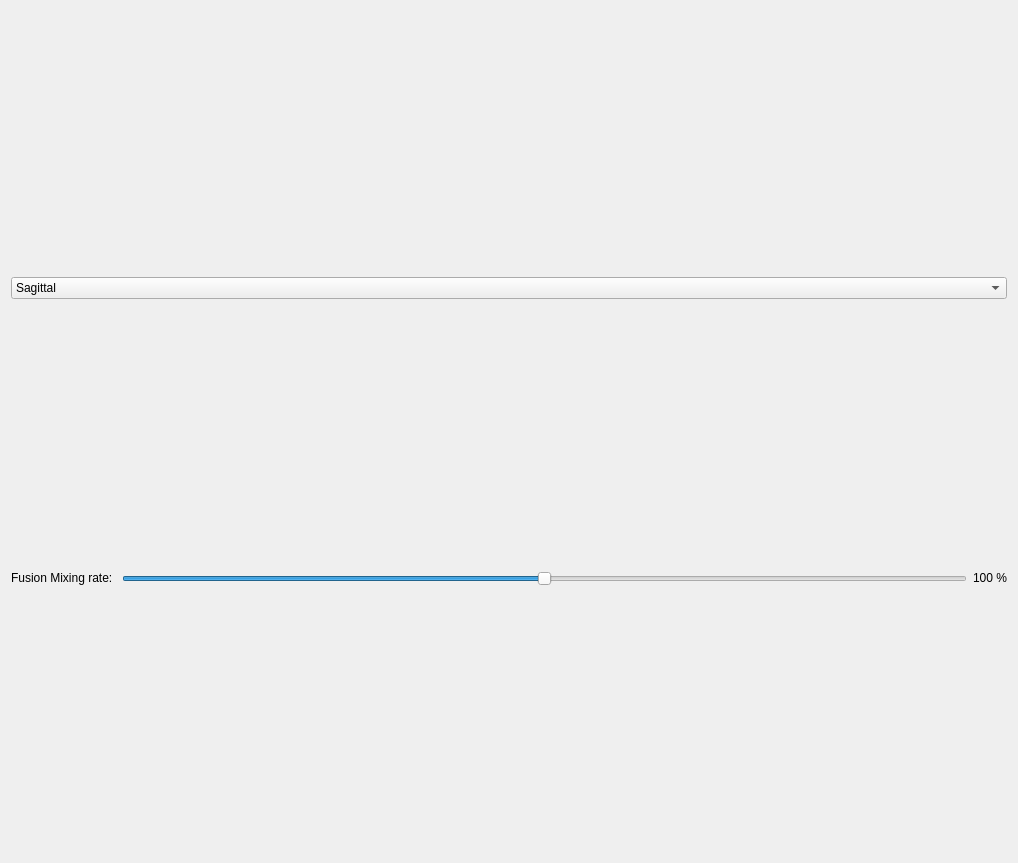
This is python/brainvisa/tools/displayTitledGrid.ui in brainvisa/axon as Qt 5 draws it before an edit. The edited form follows.
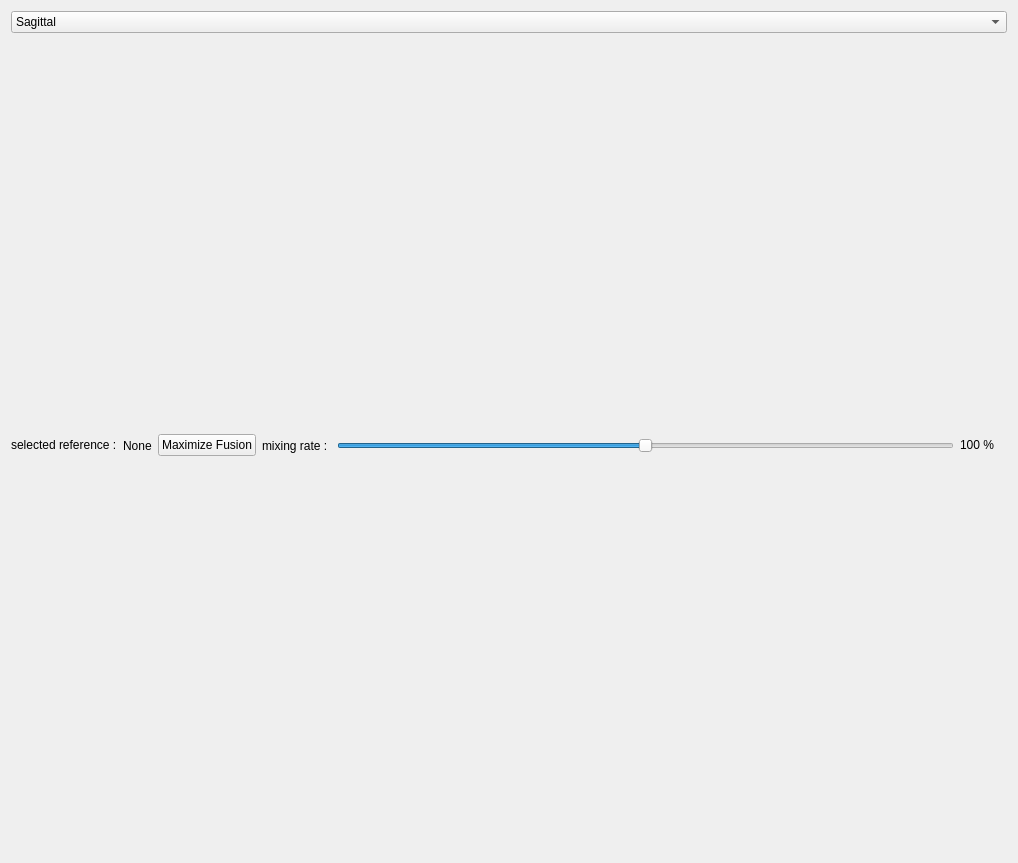
This is the edited form.

Commit message: add label for selected reference

```diff
--- a/python/brainvisa/tools/displayTitledGrid.ui
+++ b/python/brainvisa/tools/displayTitledGrid.ui
@@ -50,7 +50,7 @@
     </layout>
    </item>
    <item>
-    <layout class="QHBoxLayout" name="horizontalLayout" stretch="0,1,0">
+    <layout class="QHBoxLayout" name="horizontalLayout" stretch="0,0,0,0,0,0,0">
      <item>
       <widget class="QLabel" name="mixrateLabel">
        <property name="sizePolicy">
@@ -60,7 +60,28 @@
         </sizepolicy>
        </property>
        <property name="text">
-        <string>Fusion Mixing rate: </string>
+        <string>selected reference :</string>
+       </property>
+      </widget>
+     </item>
+     <item>
+      <widget class="QLabel" name="selectedImageLabel">
+       <property name="text">
+        <string>None</string>
+       </property>
+      </widget>
+     </item>
+     <item>
+      <widget class="QPushButton" name="maximizeButton">
+       <property name="text">
+        <string>Maximize Fusion</string>
+       </property>
+      </widget>
+     </item>
+     <item>
+      <widget class="QLabel" name="fusionLlabel">
+       <property name="text">
+        <string>mixing rate : </string>
        </property>
       </widget>
      </item>
@@ -96,6 +117,13 @@
        </property>
       </widget>
      </item>
+     <item>
+      <widget class="QLabel" name="mixingRateLabel">
+       <property name="text">
+        <string/>
+       </property>
+      </widget>
+     </item>
     </layout>
    </item>
   </layout>
```
The commit also changes 1 other file.
